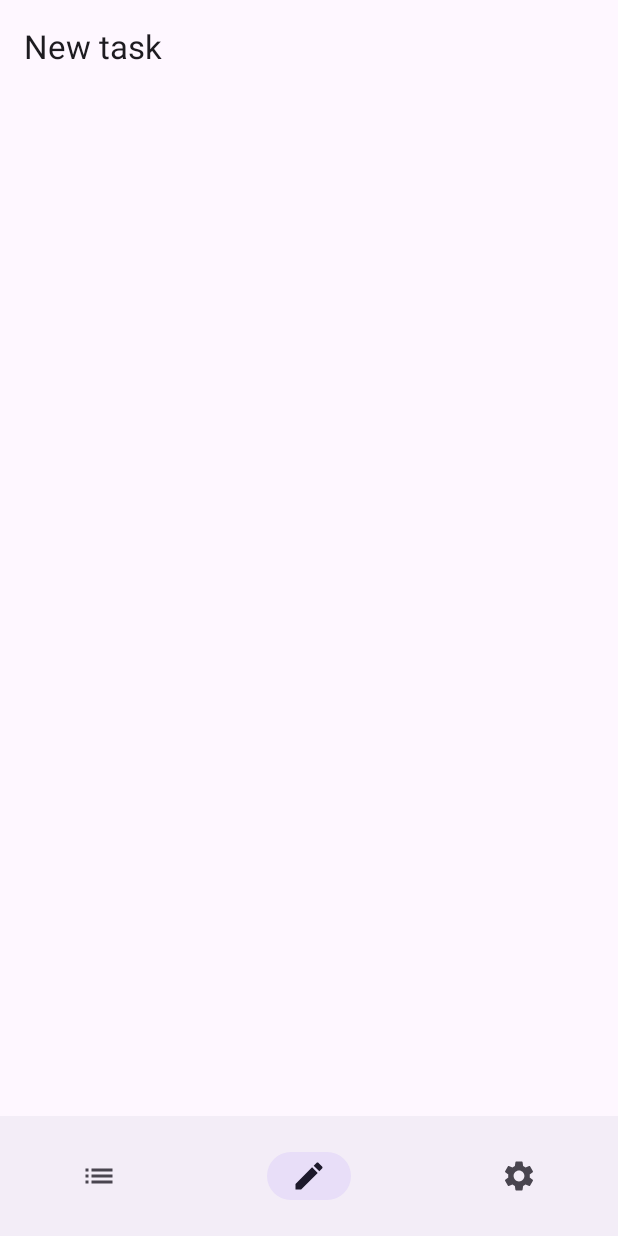
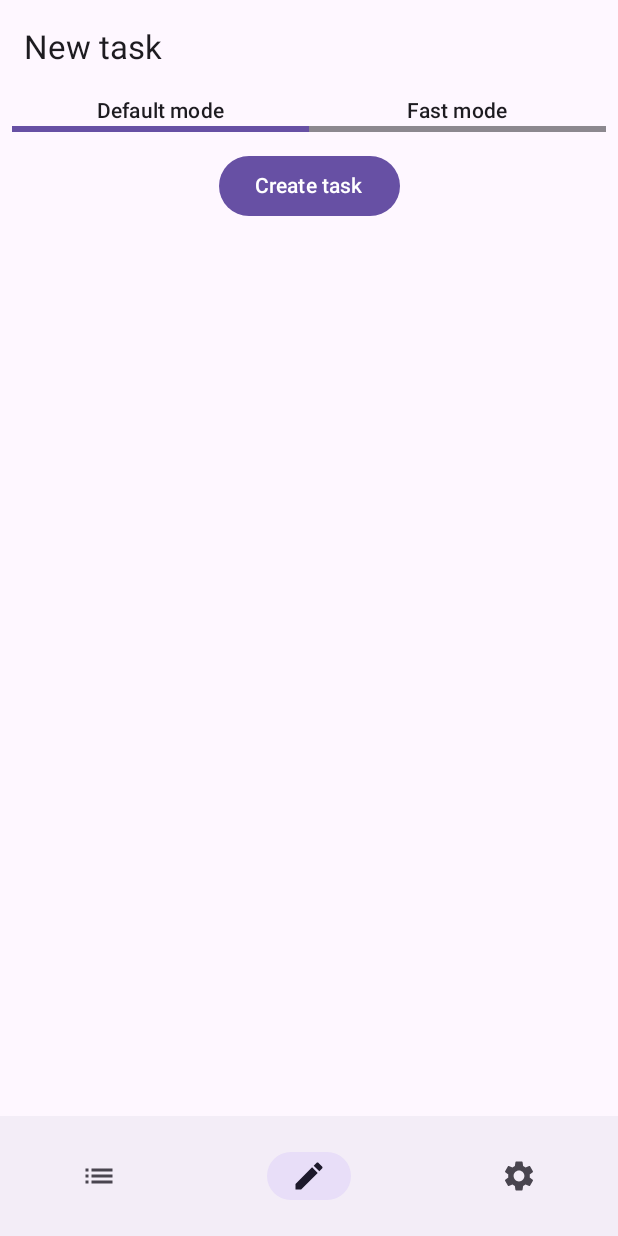
Before and after one commit to myakisheff/dealdone-Android, an Android app built with Jetpack Compose: the NewTaskScreen screen opened through its navigation route, on a phone screen of 412 x 824 dp. Run offline under Robolectric (Android 15) with nearby library versions, the phone set to English and light mode, and no system bars.

Commit message:
added fast creation new task

```diff
--- a/app/src/main/java/com/example/dealdone/ui/DealDoneApp.kt
+++ b/app/src/main/java/com/example/dealdone/ui/DealDoneApp.kt
@@ -1,5 +1,7 @@
 package com.example.dealdone.ui
 
+import androidx.compose.foundation.layout.calculateEndPadding
+import androidx.compose.foundation.layout.calculateStartPadding
 import androidx.compose.foundation.layout.fillMaxSize
 import androidx.compose.foundation.layout.padding
 import androidx.compose.material.icons.Icons
@@ -20,6 +22,8 @@ import androidx.compose.runtime.Composable
 import androidx.compose.runtime.collectAsState
 import androidx.compose.runtime.getValue
 import androidx.compose.ui.Modifier
+import androidx.compose.ui.platform.LocalLayoutDirection
+import androidx.compose.ui.res.dimensionResource
 import androidx.compose.ui.res.stringResource
 import androidx.lifecycle.viewmodel.compose.viewModel
 import androidx.navigation.NavHostController
@@ -29,6 +33,7 @@ import androidx.navigation.compose.currentBackStackEntryAsState
 import androidx.navigation.compose.rememberNavController
 import com.example.dealdone.R
 import com.example.dealdone.ui.component.NavigationItemContent
+import com.example.dealdone.ui.screen.newtask.NewTaskScreen
 import com.example.dealdone.ui.screen.task.TaskScreen
 import com.example.dealdone.ui.screen.task.TaskViewModel
 
@@ -37,8 +42,9 @@ fun DealDoneApp() {
     val navController: NavHostController = rememberNavController()
     val backStackEntry by navController.currentBackStackEntryAsState()
 
-    val viewModel: TaskViewModel = viewModel()
-    val taskUiState = viewModel.currentTaskUiState.collectAsState().value
+    val taskViewModel: TaskViewModel = viewModel()
+    val taskUiState = taskViewModel.currentTaskUiState.collectAsState().value
+    val newTaskUiState = taskViewModel.newTaskUiState.collectAsState().value
 
     val currentScreen = DealDoneScreen.valueOf(
         backStackEntry?.destination?.route ?: DealDoneScreen.TASK_LIST.name
@@ -73,8 +79,8 @@ fun DealDoneApp() {
             DealDoneTopBar(
                 title = title,
                 canNavigateBack = taskUiState.selectedTask != null && currentScreen == DealDoneScreen.TASK_LIST,
-                onBackClick = viewModel::selectPreviousTask,
-                onHomeClick = viewModel::deselectTask
+                onBackClick = taskViewModel::selectPreviousTask,
+                onHomeClick = taskViewModel::deselectTask
             )
         },
         bottomBar = {
@@ -95,15 +101,30 @@ fun DealDoneApp() {
             composable(route = DealDoneScreen.TASK_LIST.name) {
                 TaskScreen(
                     taskUiState = taskUiState,
-                    onTaskClick = { viewModel.selectTask(it) },
-                    expandTask = viewModel::expandCurrentTask,
-                    subtasks = viewModel.getSubtasks(),
+                    onTaskClick = { taskViewModel.selectTask(it) },
+                    expandTask = taskViewModel::expandCurrentTask,
+                    subtasks = taskViewModel.getSubtasks(),
                     modifier = Modifier.padding(innerPadding)
                 )
             }
 
             composable(route = DealDoneScreen.TASK_CREATION.name) {
-                Text(text = "Create new task")
+                NewTaskScreen(
+                    isFastCreation = newTaskUiState.isFastModeOfCreationTask,
+                    onCreatePressed = taskViewModel::addNewTask,
+                    onChangeModePressed = { taskViewModel.updateNewTaskMode(it) },
+                    onFastCreationTextChanged = { taskViewModel.updateNewTaskText(it) },
+                    fastCreationText = newTaskUiState.fastCreationTaskText,
+                    modifier = Modifier.padding(
+                        top = innerPadding.calculateTopPadding(),
+                        start = innerPadding.calculateStartPadding(layoutDirection = LocalLayoutDirection.current)
+                                + dimensionResource(R.dimen.small_padding),
+                        end = innerPadding.calculateEndPadding(layoutDirection = LocalLayoutDirection.current)
+                                + dimensionResource(R.dimen.small_padding),
+                        bottom = innerPadding.calculateBottomPadding()
+
+                    )
+                )
             }
 
             composable(route = DealDoneScreen.SETTINGS.name) {
--- /dev/null
+++ b/app/src/main/java/com/example/dealdone/ui/screen/newtask/NewTaskScreen.kt
@@ -0,0 +1,178 @@
+package com.example.dealdone.ui.screen.newtask
+
+import androidx.compose.foundation.clickable
+import androidx.compose.foundation.layout.Arrangement
+import androidx.compose.foundation.layout.Column
+import androidx.compose.foundation.layout.Row
+import androidx.compose.foundation.layout.Spacer
+import androidx.compose.foundation.layout.fillMaxWidth
+import androidx.compose.foundation.layout.height
+import androidx.compose.material3.Button
+import androidx.compose.material3.HorizontalDivider
+import androidx.compose.material3.MaterialTheme
+import androidx.compose.material3.Text
+import androidx.compose.material3.TextField
+import androidx.compose.runtime.Composable
+import androidx.compose.ui.Alignment
+import androidx.compose.ui.Modifier
+import androidx.compose.ui.res.dimensionResource
+import androidx.compose.ui.res.stringResource
+import androidx.compose.ui.tooling.preview.Preview
+import com.example.dealdone.R
+import com.example.dealdone.ui.theme.DealDoneTheme
+
+@Composable
+fun NewTaskScreen(
+    onCreatePressed: () -> Unit,
+    onChangeModePressed: (Boolean) -> Unit,
+    isFastCreation: Boolean,
+    fastCreationText: String,
+    onFastCreationTextChanged: (String) -> Unit,
+    modifier: Modifier = Modifier,
+) {
+    Column(
+        horizontalAlignment = Alignment.CenterHorizontally,
+        modifier = modifier
+    ) {
+        ModeSwitcher(
+            isFastCreation = isFastCreation,
+            onChangeModePressed = onChangeModePressed
+        )
+
+        Spacer(modifier = Modifier.height(dimensionResource(R.dimen.medium_padding)))
+
+        if(isFastCreation) {
+            FastCreationTask(
+                onCreatePressed = onCreatePressed,
+                onTextChanged = onFastCreationTextChanged,
+                text = fastCreationText
+            )
+        } else {
+            DefaultCreationTask(
+                onCreatePressed = onCreatePressed
+            )
+        }
+    }
+}
+
+@Composable
+fun ModeSwitcher(
+    onChangeModePressed: (Boolean) -> Unit,
+    isFastCreation: Boolean,
+    modifier: Modifier = Modifier
+) {
+    Row(
+        modifier = modifier
+    ) {
+        ModeItem(
+            onClick = { onChangeModePressed(false) },
+            isSelected = !isFastCreation,
+            modeName = stringResource(R.string.default_mode),
+            modifier = Modifier.weight(1f)
+        )
+        ModeItem(
+            onClick = { onChangeModePressed(true) },
+            isSelected = isFastCreation,
+            modeName = stringResource(R.string.fast_mode),
+            modifier = Modifier.weight(1f)
+        )
+    }
+}
+
+@Composable
+fun ModeItem(
+    modeName: String,
+    isSelected: Boolean,
+    onClick: () -> Unit,
+    modifier: Modifier = Modifier
+) {
+    Column(
+        modifier = modifier.clickable(onClick = onClick),
+        horizontalAlignment = Alignment.CenterHorizontally,
+        verticalArrangement = Arrangement.Center
+    ) {
+        Text(
+            text = modeName,
+            style = MaterialTheme.typography.labelLarge
+        )
+        HorizontalDivider(
+            thickness = dimensionResource(R.dimen.large_thickness),
+            color = if (isSelected) MaterialTheme.colorScheme.primary
+            else MaterialTheme.colorScheme.onSurface.copy(alpha = 0.5f),
+        )
+    }
+}
+
+@Composable
+fun FastCreationTask(
+    onCreatePressed: () -> Unit,
+    onTextChanged: (String) -> Unit,
+    text: String,
+    modifier: Modifier = Modifier
+) {
+    Column(
+        verticalArrangement = Arrangement.spacedBy(dimensionResource(R.dimen.small_padding)),
+        horizontalAlignment = Alignment.CenterHorizontally,
+        modifier = modifier
+    ) {
+        TextField(
+            value = text,
+            onValueChange = onTextChanged,
+            label = { Text(text = stringResource(R.string.fast_creation_task_label) ) },
+            modifier = Modifier.fillMaxWidth()
+        )
+
+        Button(onClick = onCreatePressed) {
+            Text(text = stringResource(R.string.create_task))
+        }
+    }
+}
+
+@Composable
+fun DefaultCreationTask(
+    onCreatePressed: () -> Unit,
+    modifier: Modifier = Modifier
+) {
+    Column(
+        modifier = modifier
+    ) {
+
+
+        Button(onClick = onCreatePressed) {
+            Text(text = stringResource(R.string.create_task))
+        }
+    }
+}
+
+@Preview
+@Composable
+fun ChangeModeButtonsPreview() {
+    DealDoneTheme {
+        ModeSwitcher(
+            isFastCreation = false,
+            onChangeModePressed = {}
+        )
+    }
+}
+
+@Preview
+@Composable
+fun FastCreationTaskPreview() {
+    DealDoneTheme {
+        FastCreationTask(
+            onCreatePressed = {},
+            onTextChanged = {},
+            text = "Sample of text",
+        )
+    }
+}
+
+@Preview
+@Composable
+fun DefaultCreationTaskPreview() {
+    DealDoneTheme {
+        DefaultCreationTask(
+            onCreatePressed = {}
+        )
+    }
+}
--- /dev/null
+++ b/app/src/main/java/com/example/dealdone/ui/screen/newtask/NewTaskUiState.kt
@@ -0,0 +1,6 @@
+package com.example.dealdone.ui.screen.newtask
+
+data class NewTaskUiState(
+    val fastCreationTaskText: String = "",
+    val isFastModeOfCreationTask: Boolean = false,
+)
```
Also changed, not shown: app/src/main/java/com/example/dealdone/ui/screen/task/TaskViewModel.kt (+54 -4 lines).
